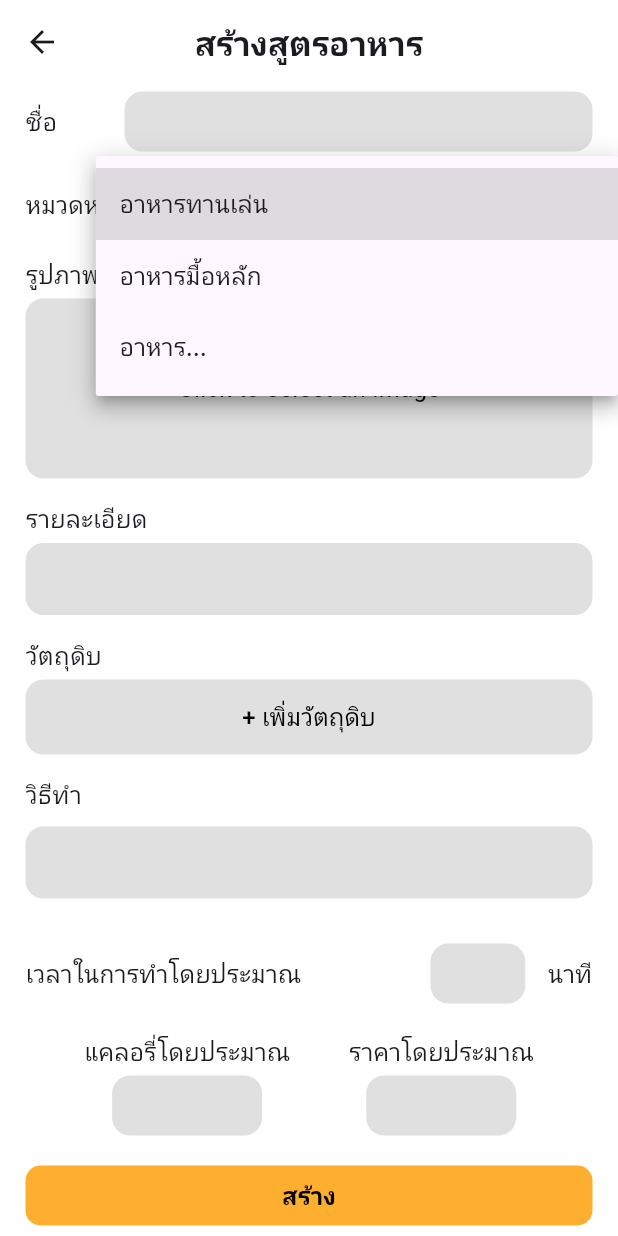
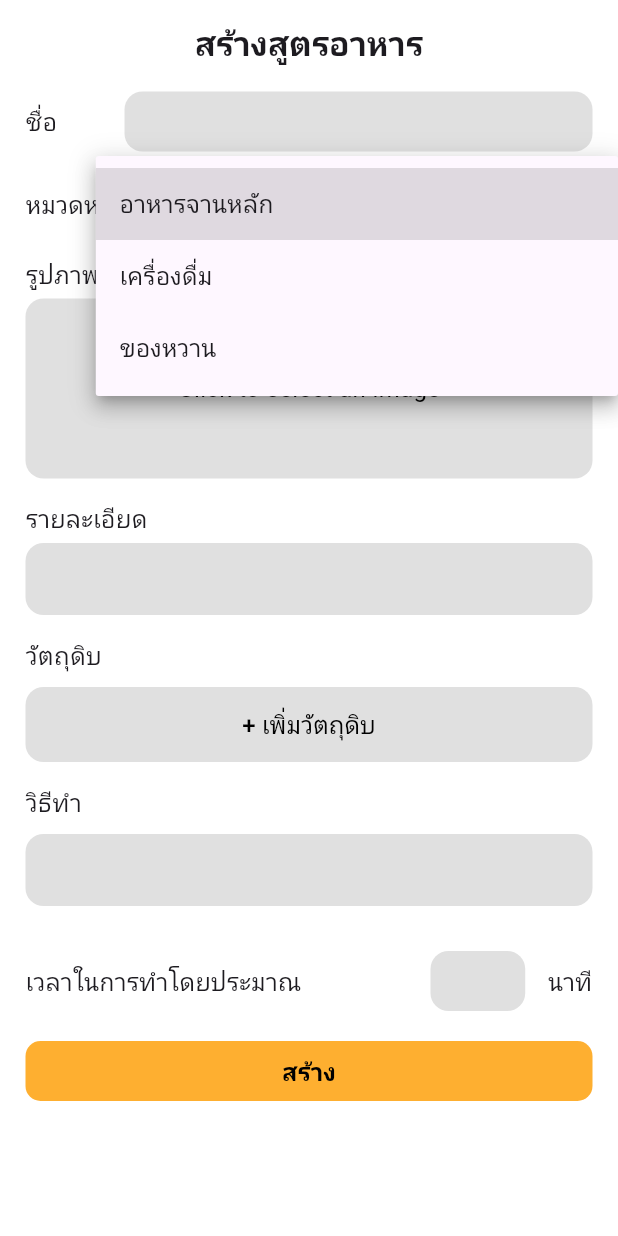
Before and after one commit to phritnakgate/softdev_foodblog_frontend, a Flutter app: the CreateRecipeScreen screen opened directly, after a tap on "เลือกหมวดหมู่", on a phone screen of 412 x 824 dp. Run offline on Flutter 3.47's test engine with Material 3 defaults, Android fonts, the phone set to English and light mode, and no system bars; our stand-ins replace flutter_dotenv, google_fonts, image_picker, page_transition, shared_preferences; missing offline and left inert: dart_jsonwebtoken, iconify_flutter; accounts and stored records are empty; network calls fail; Roboto replaces fonts that are missing (Kanit).

Commit message:
feat(createrecipe): create recipe

```diff
--- a/lib/repositories/authen_repositories.dart
+++ b/lib/repositories/authen_repositories.dart
@@ -13,7 +13,6 @@ class AuthenticationRepositories {
 
   // === HANDLE AUTHENTICATION === \\
   Future<bool> login(String username, String password) async {
-    Map<String, dynamic> userData = {};
     final response = await http.post(Uri.parse('http://$url/login'),
         body: jsonEncode({"username": username, "password": password}),
         headers: {
--- a/lib/screens/create_recipe_screen.dart
+++ b/lib/screens/create_recipe_screen.dart
@@ -2,6 +2,8 @@ import 'package:flutter/material.dart';
 import 'package:flutter/services.dart';
 import 'dart:io';
 import 'package:image_picker/image_picker.dart';
+import 'package:softdev_foodblog_frontend/repositories/post_repositories.dart';
+import 'package:softdev_foodblog_frontend/widgets/create_recipe_screen/view_ingredient_widget.dart';
 
 class CreateRecipeScreen extends StatefulWidget {
   const CreateRecipeScreen({super.key});
@@ -12,11 +14,45 @@ class CreateRecipeScreen extends StatefulWidget {
 
 class _CreateRecipeScreenState extends State<CreateRecipeScreen> {
   File? _selectedImage;
+  TextEditingController titleController = TextEditingController();
+  TextEditingController detailController = TextEditingController();
+  TextEditingController recipeController = TextEditingController();
+  TextEditingController timeToCookController = TextEditingController();
+
+  Map<String, dynamic> recipeData = {
+    "title": "",
+    "detail": "",
+    "recipe": "",
+    "timetocook": 0,
+    "category": 1,
+    "image":
+        "https://cdn.britannica.com/36/123536-050-95CB0C6E/Variety-fruits-vegetables.jpg",
+    "ingredient": [],
+    "quantity": [],
+  };
+  List<Map<String, dynamic>> ingredients = [];
+  void addIngredient() async {
+    final result = await Navigator.push(context,
+        MaterialPageRoute(builder: (context) => const ViewIngredients()));
+    if (result != null) {
+      setState(() {
+        for (var ingredient in result) {
+          ingredients.add(ingredient);
+          recipeData["ingredient"].add(ingredient["id"]);
+          recipeData["quantity"].add(ingredient["quantity"]);
+        }
+
+        debugPrint(recipeData.toString());
+      });
+    }
+  }
 
   @override
   Widget build(BuildContext context) {
+    debugPrint(recipeData.toString());
     return Scaffold(
         appBar: AppBar(
+          automaticallyImplyLeading: false,
           title: const Text(
             "สร้างสูตรอาหาร",
             style: TextStyle(fontWeight: FontWeight.bold),
@@ -34,13 +70,21 @@ class _CreateRecipeScreenState extends State<CreateRecipeScreen> {
                   // Recipe Name Input
                   Row(
                     children: [
-                      const Text("ชื่อ", style: TextStyle(fontSize: 16.0),),
+                      const Text(
+                        "ชื่อ",
+                        style: TextStyle(fontSize: 16.0),
+                      ),
                       const SizedBox(
-                          width: 45,), // Spacing between text and field
+                        width: 45,
+                      ), // Spacing between text and field
                       Expanded(
                         child: SizedBox(
                           height: 40.0,
                           child: TextFormField(
+                            controller: titleController,
+                            onChanged: (value) {
+                              recipeData["title"] = value;
+                            },
                             decoration: InputDecoration(
                               contentPadding: const EdgeInsets.symmetric(
                                   vertical: 8.0, horizontal: 16.0),
@@ -64,12 +108,15 @@ class _CreateRecipeScreenState extends State<CreateRecipeScreen> {
                   // Category Dropdown
                   Row(
                     children: [
-                      const Text("หมวดหมู่", style: TextStyle(fontSize: 16.0),),
+                      const Text(
+                        "หมวดหมู่",
+                        style: TextStyle(fontSize: 16.0),
+                      ),
                       const SizedBox(width: 10),
                       Expanded(
                         child: SizedBox(
                           height: 40.0,
-                          child: DropdownButtonFormField<String>(
+                          child: DropdownButtonFormField<int>(
                             decoration: InputDecoration(
                               contentPadding: const EdgeInsets.symmetric(
                                   vertical: 8.0, horizontal: 16.0),
@@ -87,20 +134,22 @@ class _CreateRecipeScreenState extends State<CreateRecipeScreen> {
                             ),
                             items: const [
                               DropdownMenuItem(
-                                value: 'อาหารทานเล่น',
-                                child: Text('อาหารทานเล่น'),
+                                value: 1,
+                                child: Text('อาหารจานหลัก'),
                               ),
                               DropdownMenuItem(
-                                value: 'อาหารมื้อหลัก',
-                                child: Text('อาหารมื้อหลัก'),
+                                value: 2,
+                                child: Text('เครื่องดื่ม'),
                               ),
                               DropdownMenuItem(
-                                value: 'อาหาร...',
-                                child: Text('อาหาร...'),
+                                value: 3,
+                                child: Text('ของหวาน'),
                               ),
                             ],
                             onChanged: (value) {
-                              print(value);
+                              setState(() {
+                                recipeData["category"] = value;
+                              });
                             },
                             hint: const Text('เลือกหมวดหมู่'),
                           ),
@@ -113,7 +162,12 @@ class _CreateRecipeScreenState extends State<CreateRecipeScreen> {
                   // Image Input
                   const Row(
                     mainAxisAlignment: MainAxisAlignment.start,
-                    children: [Text("รูปภาพอาหาร", style: TextStyle(fontSize: 16.0),)],
+                    children: [
+                      Text(
+                        "รูปภาพอาหาร",
+                        style: TextStyle(fontSize: 16.0),
+                      )
+                    ],
                   ),
                   const SizedBox(height: 5),
                   const ImageInputWidget(),
@@ -122,11 +176,19 @@ class _CreateRecipeScreenState extends State<CreateRecipeScreen> {
                   // Details Section
                   const Row(
                     mainAxisAlignment: MainAxisAlignment.start,
-                    children: [Text("รายละเอียด", style: TextStyle(fontSize: 16.0),)],
+                    children: [
+                      Text(
+                        "รายละเอียด",
+                        style: TextStyle(fontSize: 16.0),
+                      )
+                    ],
                   ),
                   const SizedBox(height: 5),
                   SizedBox(
                     child: TextFormField(
+                      controller: detailController,
+                      onChanged: (value) => recipeData["detail"] = value,
+                      keyboardType: TextInputType.multiline,
                       maxLines: null,
                       decoration: InputDecoration(
                         contentPadding: const EdgeInsets.symmetric(
@@ -146,9 +208,44 @@ class _CreateRecipeScreenState extends State<CreateRecipeScreen> {
                   const SizedBox(height: 15),
                   const Row(
                     mainAxisAlignment: MainAxisAlignment.start,
-                    children: [Text("วัตถุดิบ", style: TextStyle(fontSize: 16.0),)],
+                    children: [
+                      Text(
+                        "วัตถุดิบ",
+                        style: TextStyle(fontSize: 16.0),
+                      )
+                    ],
                   ),
                   const SizedBox(height: 5),
+                  // Ingredient List
+                  SizedBox(
+                    height: ingredients.isNotEmpty
+                        ? 85 * ingredients.length.toDouble()
+                        : 5,
+                    child: ListView.builder(
+                      shrinkWrap: true,
+                      physics: const NeverScrollableScrollPhysics(),
+                      itemCount: ingredients.length,
+                      itemBuilder: (context, index) {
+                        return Card(
+                          child: ListTile(
+                            title: Text(ingredients[index]["name"]),
+                            subtitle: Text(
+                              "${ingredients[index]["quantity"]} ${ingredients[index]["unit"]}",
+                              style: const TextStyle(fontSize: 12),
+                            ),
+                            trailing: IconButton(
+                              icon: const Icon(Icons.delete_rounded),
+                              onPressed: () {
+                                setState(() {
+                                  ingredients.removeAt(index);
+                                });
+                              },
+                            ),
+                          ),
+                        );
+                      },
+                    ),
+                  ),
                   SizedBox(
                     width: double.infinity, // Make the button take full width
                     height: 50, // Adjust the height of the button
@@ -163,11 +260,12 @@ class _CreateRecipeScreenState extends State<CreateRecipeScreen> {
                         ),
                       ),
                       onPressed: () {
-                        // Handle adding ingredients here
+                        addIngredient();
                       },
                       child: const Text(
                         '+ เพิ่มวัตถุดิบ',
-                        style: TextStyle(color: Colors.black, fontSize: 16), // Text color
+                        style: TextStyle(
+                            color: Colors.black, fontSize: 16), // Text color
                       ),
                     ),
                   ),
@@ -175,11 +273,19 @@ class _CreateRecipeScreenState extends State<CreateRecipeScreen> {
                   // Instructions Section
                   const Row(
                     mainAxisAlignment: MainAxisAlignment.start,
-                    children: [Text("วิธีทำ", style: TextStyle(fontSize: 16.0),)],
+                    children: [
+                      Text(
+                        "วิธีทำ",
+                        style: TextStyle(fontSize: 16.0),
+                      )
+                    ],
                   ),
                   const SizedBox(height: 10),
                   SizedBox(
                     child: TextFormField(
+                      controller: recipeController,
+                      onChanged: (value) => recipeData["recipe"] = value,
+                      keyboardType: TextInputType.multiline,
                       maxLines: null,
                       decoration: InputDecoration(
                           contentPadding: const EdgeInsets.symmetric(
@@ -198,12 +304,21 @@ class _CreateRecipeScreenState extends State<CreateRecipeScreen> {
                   Row(
                     mainAxisAlignment: MainAxisAlignment.center,
                     children: [
-                      const SizedBox(width: 250, child: Text("เวลาในการทำโดยประมาณ", style: TextStyle(fontSize: 16.0),),),
+                      const SizedBox(
+                        width: 250,
+                        child: Text(
+                          "เวลาในการทำโดยประมาณ",
+                          style: TextStyle(fontSize: 16.0),
+                        ),
+                      ),
                       const SizedBox(width: 20),
                       Expanded(
                           child: SizedBox(
                         height: 40.0,
                         child: TextFormField(
+                          controller: timeToCookController,
+                          onChanged: (value) =>
+                              recipeData["timetocook"] = value,
                           textAlign: TextAlign.center,
                           keyboardType: TextInputType.number,
                           inputFormatters: [
@@ -224,73 +339,13 @@ class _CreateRecipeScreenState extends State<CreateRecipeScreen> {
                         ),
                       )),
                       const SizedBox(width: 15),
-                      const Text("นาที", style: TextStyle(fontSize: 16.0),)
+                      const Text(
+                        "นาที",
+                        style: TextStyle(fontSize: 16.0),
+                      )
                     ],
                   ),
                   const SizedBox(height: 20),
-                  Row(
-                    mainAxisAlignment: MainAxisAlignment.spaceEvenly,
-                    children: [
-                      Column(
-                        children: [
-                          const Text("แคลอรี่โดยประมาณ", style: TextStyle(fontSize: 16.0),),
-                          const SizedBox(height: 5),
-                          Container(
-                            width: 100,
-                            height: 40,
-                            decoration: BoxDecoration(
-                              borderRadius: BorderRadius.circular(12),
-                              color: Colors.grey[300],
-                            ),
-                            child: TextFormField(
-                              textAlign: TextAlign.center,
-                              keyboardType: TextInputType.number,
-                              inputFormatters: [
-                                FilteringTextInputFormatter.digitsOnly
-                              ],
-                              // style: const TextStyle(fontSize: 14),
-                              decoration: const InputDecoration(
-                                border: InputBorder.none,
-                                isDense: true,
-                                contentPadding: EdgeInsets.symmetric(
-                                    vertical: 8.0, horizontal: 10.0),
-                              ),
-                            ),
-                          ),
-                        ],
-                      ),
-                      Column(
-                        children: [
-                          const Text("ราคาโดยประมาณ", style: TextStyle(fontSize: 16.0),),
-                          const SizedBox(height: 5),
-                          Container(
-                            width: 100,
-                            height: 40,
-                            decoration: BoxDecoration(
-                              borderRadius: BorderRadius.circular(12),
-                              color: Colors.grey[300],
-                            ),
-                            child: TextFormField(
-                              textAlign: TextAlign.center,
-                              keyboardType: TextInputType.number,
-                              inputFormatters: [
-                                FilteringTextInputFormatter.digitsOnly
-                              ],
-                              // style: const TextStyle(fontSize: 14),
-                              decoration: const InputDecoration(
-                                border: InputBorder.none,
-                                isDense: true,
-                                contentPadding: EdgeInsets.symmetric(
-                                    vertical: 8.0, horizontal: 10.0),
-                              ),
-                            ),
-                          ),
-                        ],
-                      ),
-                    ],
-                  ),
-                  const SizedBox(height: 20),
-
                   // Create Button
                   Row(
                     children: [
@@ -306,9 +361,38 @@ class _CreateRecipeScreenState extends State<CreateRecipeScreen> {
                                   borderRadius: BorderRadius.circular(10)),
                             ),
                             onPressed: () {
-                              // Handle recipe creation logic
+                              debugPrint("Data to be sent: $recipeData");
+                              PostRepositories().createPost(recipeData).then(
+                                (value) {
+                                  showDialog(
+                                      context: context,
+                                      builder: (context) {
+                                        return AlertDialog(
+                                          title: value
+                                              ? Text('สร้างสูตรอาหารสำเร็จ')
+                                              : Text('สร้างสูตรอาหารไม่สำเร็จ'),
+                                          content: value
+                                              ? Text(
+                                                  'สูตรอาหารของคุณถูกสร้างเรียบร้อยแล้ว')
+                                              : Text('กรุณาลองใหม่อีกครั้ง'),
+                                          actions: [
+                                            TextButton(
+                                              onPressed: () {
+                                                Navigator.pop(context);
+                                              },
+                                              child: const Text('ตกลง'),
+                                            ),
+                                          ],
+                                        );
+                                      });
+                                },
+                              );
                             },
-                            child: const Text('สร้าง', style: TextStyle(fontSize: 16.0, fontWeight: FontWeight.bold),),
+                            child: const Text(
+                              'สร้าง',
+                              style: TextStyle(
+                                  fontSize: 16.0, fontWeight: FontWeight.bold),
+                            ),
                           ),
                         ),
                       ),
--- a/lib/widgets/home_screen/profile_widget.dart
+++ b/lib/widgets/home_screen/profile_widget.dart
@@ -50,6 +50,7 @@ class _ProfileWidgetState extends State<ProfileWidget> {
     return Scaffold(
       backgroundColor: Colors.white,
       appBar: AppBar(
+        automaticallyImplyLeading: false,
         centerTitle: true,
         actions: [
           IconButton(
```
Also changed, not shown: lib/repositories/post_repositories.dart (+45 -2 lines), lib/widgets/create_recipe_screen/card_ingredient_widget.dart (added, +154 -0 lines), lib/widgets/create_recipe_screen/view_ingredient_widget.dart (added, +68 -0 lines).
